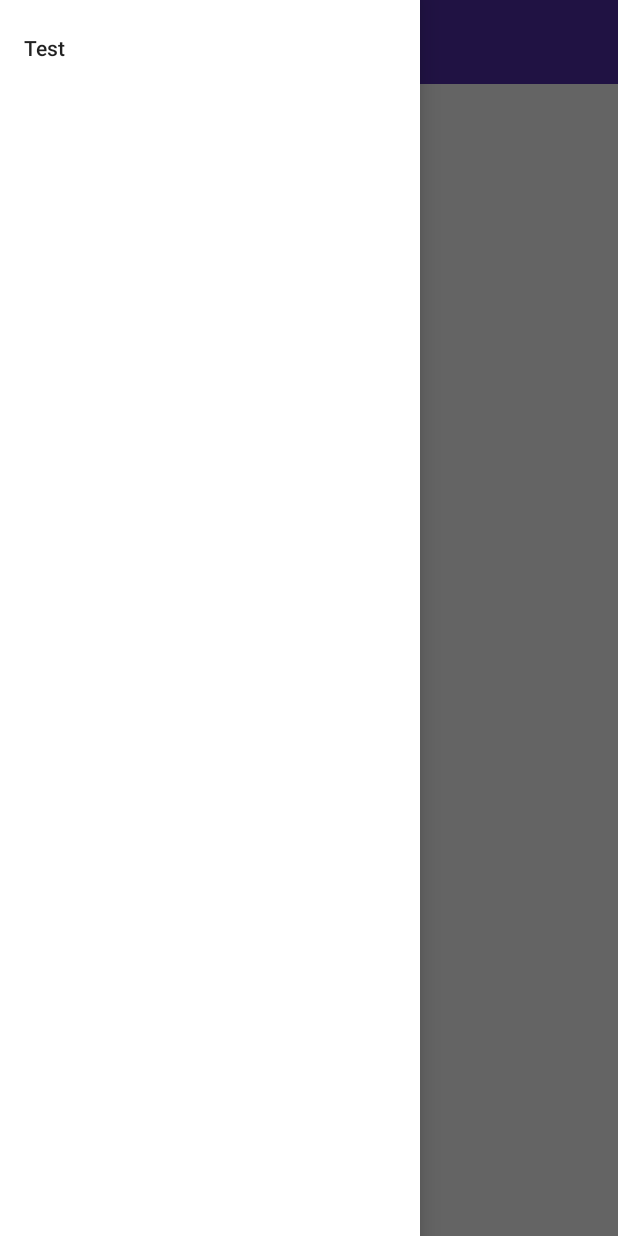
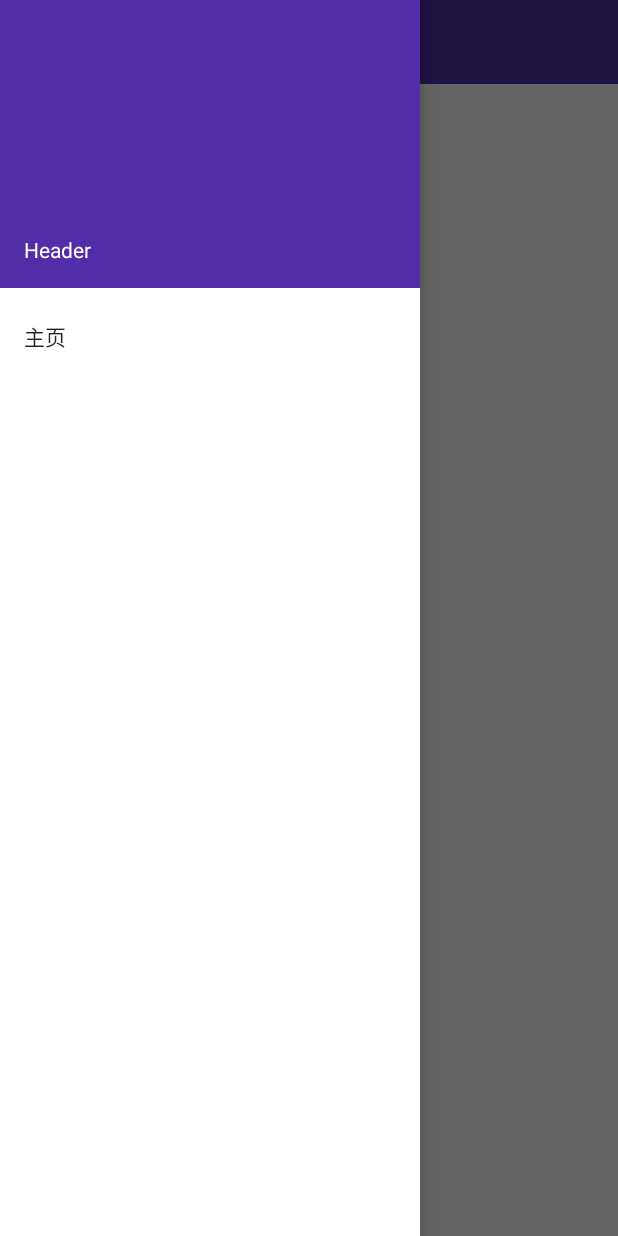
Before and after one commit to halimacc/Meipintu, an Android app: the screen it shows after launch (MainActivity), with the side drawer open, on a phone screen of 412 x 824 dp. Run offline under Robolectric (Android 15) with nearby library versions, the phone set to English and light mode, and no system bars; our stand-ins replace data binding.

```diff
--- a/build.gradle
+++ b/build.gradle
@@ -14,6 +14,6 @@ buildscript {
     dependencies {
         classpath 'com.android.tools.build:gradle:1.3.1'
         classpath 'com.android.databinding:dataBinder:1.0-rc2'
-        classpath 'com.neenbedankt.gradle.plugins:android-apt:1.7'
+        classpath 'me.tatarka:gradle-retrolambda:3.1.0'
     }
 }
--- a/meipintu/src/main/AndroidManifest.xml
+++ b/meipintu/src/main/AndroidManifest.xml
@@ -4,11 +4,12 @@
 
     <application
         android:allowBackup="true"
+        android:name=".MeipintuApp"
         android:icon="@mipmap/ic_launcher"
         android:label="@string/app_name"
         android:theme="@style/AppTheme" >
         <activity
-            android:name=".MainActivity"
+            android:name=".ui.MainActivity"
             android:label="@string/title_activity_main" >
             <intent-filter>
                 <action android:name="android.intent.action.MAIN" />
--- /dev/null
+++ b/meipintu/src/main/java/me/chong/meipintu/ui/MainActivity.java
@@ -0,0 +1,99 @@
+package me.chong.meipintu.ui;
+
+import android.content.res.Configuration;
+import android.databinding.DataBindingUtil;
+import android.support.design.widget.NavigationView;
+import android.support.v4.app.Fragment;
+import android.support.v4.app.FragmentManager;
+import android.support.v4.view.GravityCompat;
+import android.support.v4.widget.DrawerLayout;
+import android.support.v7.app.ActionBar;
+import android.support.v7.app.ActionBarDrawerToggle;
+import android.support.v7.app.AppCompatActivity;
+import android.os.Bundle;
+import android.support.v7.widget.Toolbar;
+import android.view.Menu;
+import android.view.MenuItem;
+
+import me.chong.meipintu.R;
+
+public class MainActivity extends AppCompatActivity {
+    private DrawerLayout mDrawer;
+    private Toolbar toolbar;
+    private ActionBarDrawerToggle drawerToggle;
+
+
+    @Override
+    protected void onCreate(Bundle savedInstanceState) {
+        super.onCreate(savedInstanceState);
+        setContentView(R.layout.activity_main);
+
+        mDrawer = (DrawerLayout) findViewById(R.id.drawer_layout);
+        setupToolbar();
+        setUpDrawerToggle();
+        setupDrawerContent();
+    }
+
+    private void setupToolbar() {
+
+        // Set a Toolbar to replace the ActionBar.
+        toolbar = (Toolbar) findViewById(R.id.toolbar);
+        setSupportActionBar(toolbar);
+
+        // Set the menu icon instead of the launcher icon.
+        final ActionBar ab = getSupportActionBar();
+        ab.setHomeAsUpIndicator(R.drawable.ic_menu_white_36dp);
+        ab.setDisplayHomeAsUpEnabled(true);
+    }
+
+    private void setUpDrawerToggle() {
+        drawerToggle = new ActionBarDrawerToggle(this, mDrawer, toolbar, R.string.drawer_open,  R.string.drawer_close);
+        mDrawer.setDrawerListener(drawerToggle);
+    }
+
+    private void setupDrawerContent() {
+        NavigationView nvDrawer = (NavigationView) findViewById(R.id.nvView);
+        nvDrawer.setNavigationItemSelectedListener(
+                menuItem -> {
+                    switch (menuItem.getItemId()) {
+                        case R.id.nav_homepage:
+                            break;
+                        default:
+                    }
+
+                    menuItem.setChecked(true);
+                    setTitle(menuItem.getTitle());
+                    mDrawer.closeDrawers();
+                    return true;
+                });
+    }
+
+    @Override
+    public boolean onOptionsItemSelected(MenuItem item) {
+        switch (item.getItemId()) {
+            case android.R.id.home:
+                mDrawer.openDrawer(GravityCompat.START);
+                return true;
+        }
+
+        if (drawerToggle.onOptionsItemSelected(item)) {
+            return true;
+        }
+
+        return super.onOptionsItemSelected(item);
+    }
+
+    @Override
+    protected void onPostCreate(Bundle savedInstanceState) {
+        super.onPostCreate(savedInstanceState);
+        // Sync the toggle state after onRestoreInstanceState has occurred.
+        drawerToggle.syncState();
+    }
+
+    @Override
+    public void onConfigurationChanged(Configuration newConfig) {
+        super.onConfigurationChanged(newConfig);
+        // Pass any configuration change to the drawer toggles
+        drawerToggle.onConfigurationChanged(newConfig);
+    }
+}
--- a/meipintu/src/main/res/layout/activity_main.xml
+++ b/meipintu/src/main/res/layout/activity_main.xml
@@ -1,5 +1,8 @@
-<android.support.v4.widget.DrawerLayout xmlns:android="http://schemas.android.com/apk/res/android"
-    xmlns:app="http://schemas.android.com/apk/res-auto"
+<layout xmlns:android="http://schemas.android.com/apk/res/android">
+    <data>
+    </data>
+
+    <android.support.v4.widget.DrawerLayout xmlns:app="http://schemas.android.com/apk/res-auto"
         android:id="@+id/drawer_layout"
         android:layout_width="match_parent"
         android:layout_height="match_parent">
@@ -29,5 +32,8 @@
             android:layout_height="match_parent"
             android:layout_gravity="start"
             android:background="@android:color/white"
+            app:headerLayout="@layout/nav_header"
             app:menu="@menu/drawer_view" />
     </android.support.v4.widget.DrawerLayout>
+
+</layout>
--- /dev/null
+++ b/meipintu/src/main/res/layout/nav_header.xml
@@ -0,0 +1,18 @@
+<?xml version="1.0" encoding="utf-8"?>
+<LinearLayout xmlns:android="http://schemas.android.com/apk/res/android"
+    android:layout_width="match_parent"
+    android:layout_height="192dp"
+    android:background="?attr/colorPrimaryDark"
+    android:padding="16dp"
+    android:theme="@style/ThemeOverlay.AppCompat.Dark"
+    android:orientation="vertical"
+    android:gravity="bottom">
+
+    <TextView
+        android:layout_width="match_parent"
+        android:layout_height="wrap_content"
+        android:text="Header"
+        android:textColor="@android:color/white"
+        android:textAppearance="@style/TextAppearance.AppCompat.Body1"/>
+
+</LinearLayout>
--- a/meipintu/src/main/res/menu/drawer_view.xml
+++ b/meipintu/src/main/res/menu/drawer_view.xml
@@ -2,8 +2,8 @@
 <menu xmlns:android="http://schemas.android.com/apk/res/android">
     <group android:checkableBehavior="single">
         <item
-            android:id="@+id/nav_first_fragment"
-            android:title="Test" />
+            android:id="@+id/nav_homepage"
+            android:title="@string/menu_homepage" />
     </group>
 
 </menu>
--- a/meipintu/src/main/res/values/strings.xml
+++ b/meipintu/src/main/res/values/strings.xml
@@ -2,6 +2,10 @@
     <string name="app_name">没品图</string>
     <string name="title_activity_main">MainActivity</string>
 
-    <string name="hello_world">Hello world!</string>
-    <string name="action_settings">Settings</string>
+    <string name="drawer_open">Open navigation drawer</string>
+    <string name="drawer_close">Close navigation drawer</string>
+
+    <!-- navigation drawer -->
+    <string name="menu_homepage">主页</string>
+
 </resources>
--- a/meipintu/src/main/res/values/styles.xml
+++ b/meipintu/src/main/res/values/styles.xml
@@ -4,6 +4,8 @@
         <item name="colorPrimary">#673AB7</item>
         <item name="colorPrimaryDark">#512DA8</item>
         <item name="colorAccent">#FF4081</item>
+
+        <item name="android:windowTranslucentStatus">true</item>
     </style>
 
 
```
Also changed, not shown: meipintu/build.gradle (+7 -3 lines), meipintu/src/main/java/me/chong/meipintu/Container.java (deleted, +0 -10 lines), meipintu/src/main/java/me/chong/meipintu/MainActivity.java (deleted, +0 -68 lines). Lines whose indentation alone changed are shown as unchanged.
